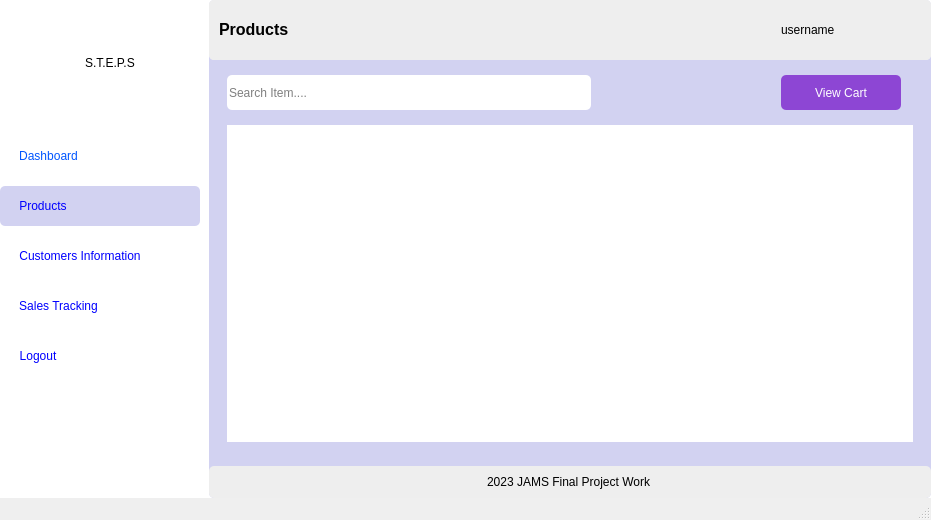
Qt form UIs/sales_product.ui (Code-ed381/Sales-App) before a commit.
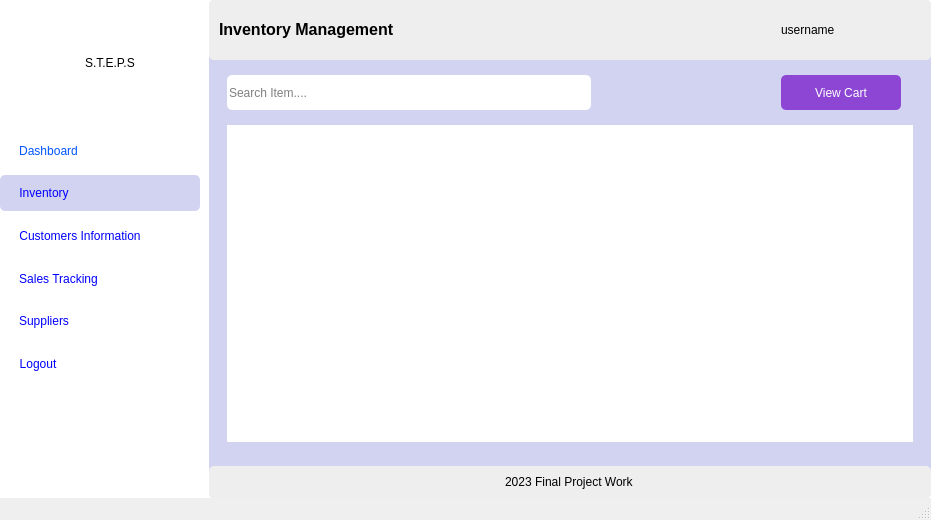
The same form after that commit. Icons and pictures are not drawn.

```diff
--- a/UIs/sales_product.ui
+++ b/UIs/sales_product.ui
@@ -272,7 +272,7 @@
 color: rgb(0, 0, 255);</string>
                   </property>
                   <property name="text">
-                   <string>Products</string>
+                   <string>Inventory</string>
                   </property>
                   <property name="icon">
                    <iconset>
@@ -373,6 +373,45 @@
                </layout>
               </widget>
              </item>
+             <item>
+              <widget class="QWidget" name="widget_14" native="true">
+               <layout class="QVBoxLayout" name="verticalLayout_11">
+                <property name="leftMargin">
+                 <number>19</number>
+                </property>
+                <property name="topMargin">
+                 <number>0</number>
+                </property>
+                <property name="rightMargin">
+                 <number>0</number>
+                </property>
+                <property name="bottomMargin">
+                 <number>0</number>
+                </property>
+                <item alignment="Qt::AlignLeft">
+                 <widget class="QPushButton" name="suppliers">
+                  <property name="sizePolicy">
+                   <sizepolicy hsizetype="Expanding" vsizetype="Expanding">
+                    <horstretch>0</horstretch>
+                    <verstretch>0</verstretch>
+                   </sizepolicy>
+                  </property>
+                  <property name="styleSheet">
+                   <string notr="true">font: 75 10pt &quot;MS Shell Dlg 2&quot;;
+color: rgb(0, 0, 255);</string>
+                  </property>
+                  <property name="text">
+                   <string>Suppliers</string>
+                  </property>
+                  <property name="icon">
+                   <iconset>
+                    <normaloff>../icons/hotel-supplier.png</normaloff>../icons/hotel-supplier.png</iconset>
+                  </property>
+                 </widget>
+                </item>
+               </layout>
+              </widget>
+             </item>
              <item>
               <widget class="QWidget" name="widget_23" native="true">
                <property name="maximumSize">
@@ -477,7 +516,7 @@
              <string notr="true">font: 81 8pt &quot;Open Sans ExtraBold&quot;;</string>
             </property>
             <property name="text">
-             <string>&lt;html&gt;&lt;head/&gt;&lt;body&gt;&lt;p&gt;&lt;span style=&quot; font-size:12pt; font-weight:600;&quot;&gt;Products&lt;/span&gt;&lt;/p&gt;&lt;/body&gt;&lt;/html&gt;</string>
+             <string>&lt;html&gt;&lt;head/&gt;&lt;body&gt;&lt;p&gt;&lt;span style=&quot; font-size:12pt; font-weight:600;&quot;&gt;Inventory Management&lt;/span&gt;&lt;/p&gt;&lt;/body&gt;&lt;/html&gt;</string>
             </property>
             <property name="margin">
              <number>3</number>
@@ -804,7 +843,7 @@
           <item alignment="Qt::AlignHCenter">
            <widget class="QLabel" name="label_8">
             <property name="text">
-             <string>2023 JAMS Final Project Work</string>
+             <string>2023 Final Project Work</string>
             </property>
            </widget>
           </item>
```
Left out of the diff: 2 changed lines with no effect on the pictures.
